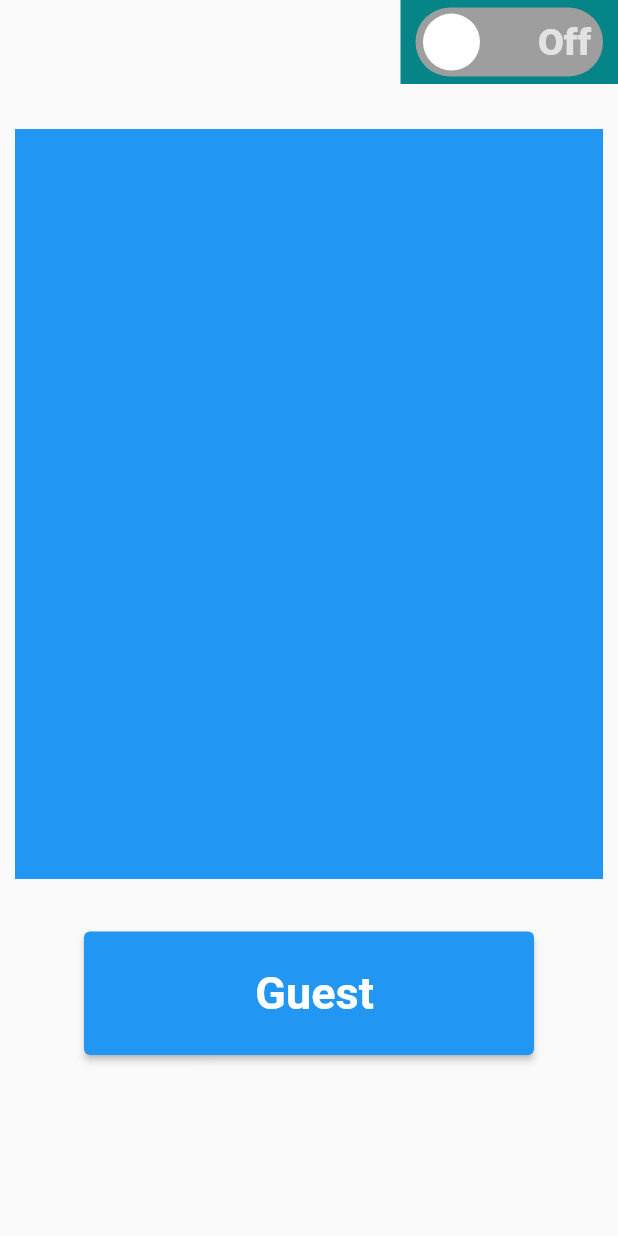
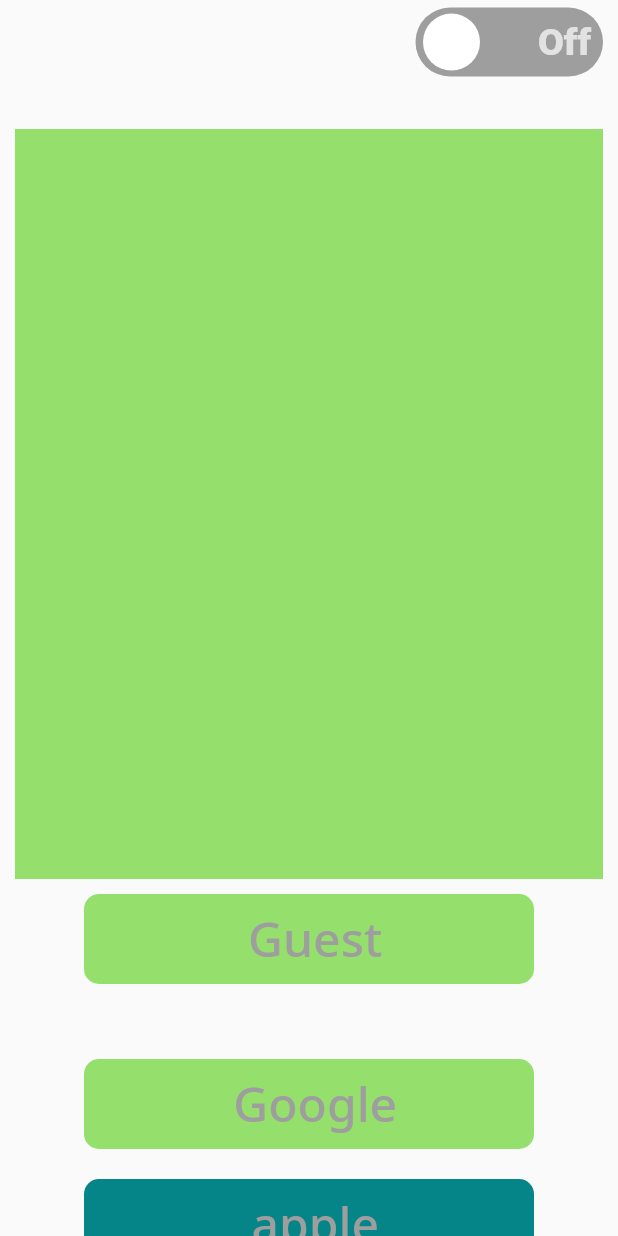
Before and after one commit to dikshantks/puzzled, a Flutter app: the screen it shows after launch, on a phone screen of 412 x 824 dp. Run offline on Flutter 3.47's test engine with Material 2 defaults, Android fonts, the phone set to English and light mode, and no system bars; drawn by our look-alikes of flutter_switch; our stand-ins replace google_fonts; missing offline and left inert: dart:js.

Commit message:
homescreen ui

```diff
--- a/lib/WelcomeScreen.dart
+++ b/lib/WelcomeScreen.dart
@@ -25,15 +25,31 @@ class WelcomeScreen extends StatelessWidget {
               maintainBottomViewPadding: true,
               child: Container(
                 height: 500.0,
-                color: color5,
+                color: color3,
               ),
             ),
           ),
-          SizedBox(height: 15.0),
-          RoundedButton(name: " Guest", press: () {}),
+          RoundedButton(
+            color: color3,
+            name: " Guest",
+            press: () {},
+          ),
           SizedBox(
-            height: 30.0,
-          )
+            height: 50.0,
+          ),
+          RoundedButton(
+            color: color3,
+            name: " Google",
+            press: () {},
+          ),
+          SizedBox(
+            height: 20.0,
+          ),
+          RoundedButton(
+            color: color2,
+            name: " apple",
+            press: () {},
+          ),
         ],
       ),
     );
@@ -43,32 +59,30 @@ class WelcomeScreen extends StatelessWidget {
 class RoundedButton extends StatelessWidget {
   final String name;
   final VoidCallback press;
+  final Color color;
   const RoundedButton({
     Key? key,
     required this.name,
     required this.press,
+    required this.color,
   }) : super(key: key);
 
   @override
   Widget build(BuildContext context) {
-    var Size = MediaQuery.of(context).size;
     return Container(
-      decoration: BoxDecoration(borderRadius: BorderRadius.circular(40)),
-      margin: EdgeInsets.symmetric(
-        horizontal: 10.0,
-        vertical: 10.0,
-      ),
-      height: Size.height * 0.1,
+      height: 60.0,
       width: 300.0,
-      child: ElevatedButton(
-        onPressed: press,
+      decoration: BoxDecoration(
+
+          borderRadius: BorderRadius.circular(10.0), color: color),
+
+      child: TextButton(
+
         child: Text(
           name,
-          style: TextStyle(
-            fontSize: 30.0,
-            fontWeight: FontWeight.w600,
-          ),
+          style: GoogleFonts.notoSans(fontSize: 32.0, color: Colors.grey),
         ),
+        onPressed: () {},
       ),
     );
   }
--- a/lib/homescreen.dart
+++ b/lib/homescreen.dart
@@ -2,7 +2,7 @@ import 'package:flutter/material.dart';
 
 import 'package:flutter_switch/flutter_switch.dart';
 import 'package:puzzled/WelcomeScreen.dart';
-import 'package:puzzled/constant.dart';
+
 
 class HomeScreen extends StatefulWidget {
   const HomeScreen({Key? key}) : super(key: key);
@@ -21,7 +21,6 @@ class _HomeScreenState extends State<HomeScreen> {
         elevation: 0.0,
         actions: <Widget>[
           Container(
-            color: color2,
             padding: EdgeInsets.symmetric(horizontal: 10.0, vertical: 5.0),
             child: FlutterSwitch(
               width: 125.0,
--- a/lib/main.dart
+++ b/lib/main.dart
@@ -1,5 +1,6 @@
 import 'package:flutter/material.dart';
 import './homescreen.dart';
+import 'dart:js';
 
 void main() {
   runApp(const MyApp());
```
Also changed, not shown: 1 other file.
